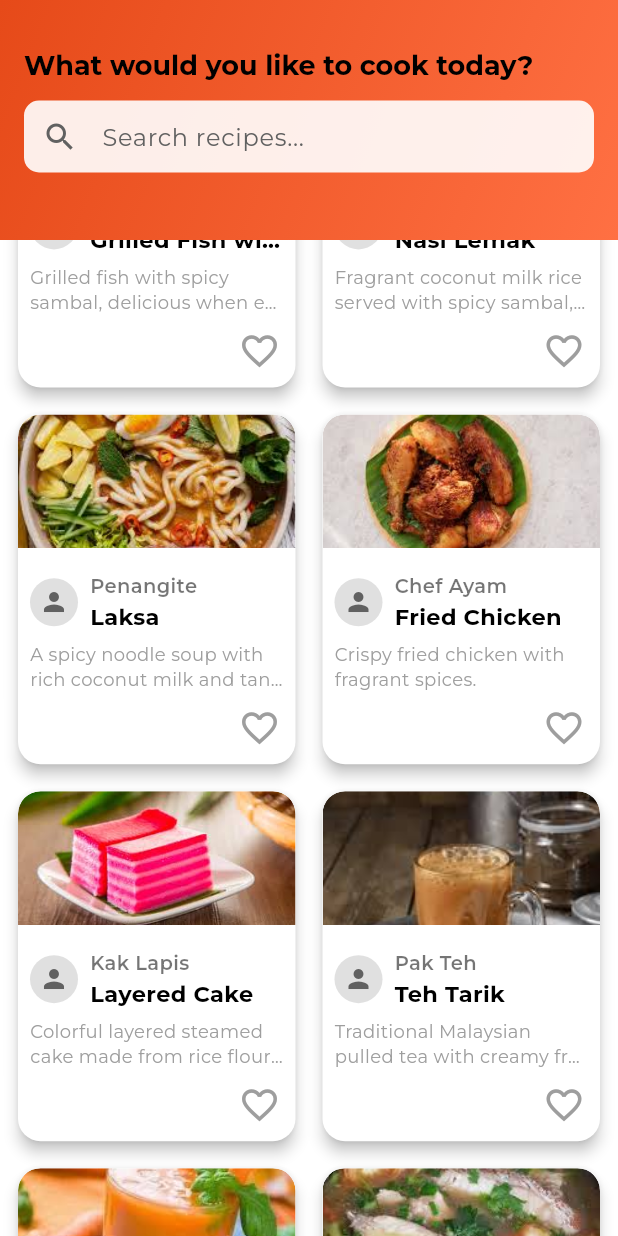
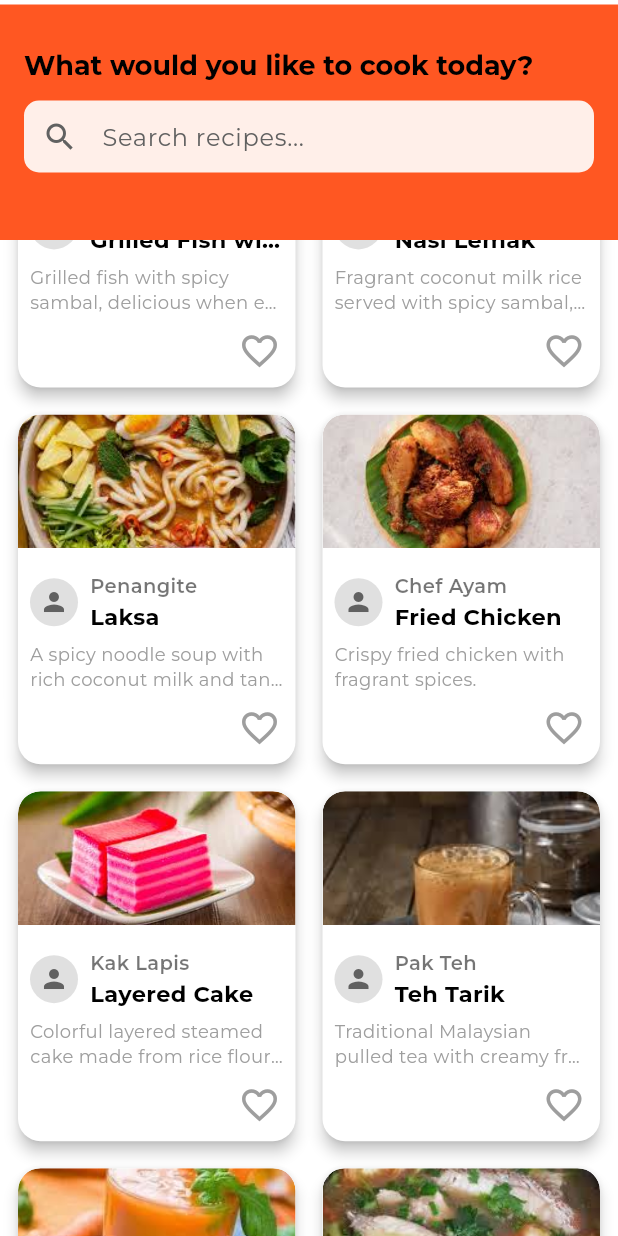
Before and after one commit to camy0330/Dappr, a Flutter app: the RecipeListPage screen opened directly, scrolled down 1152 dp, on a phone screen of 412 x 824 dp. Run offline on Flutter 3.47's test engine with Material 3 defaults, Android fonts, the phone set to English and light mode, and no system bars; our stand-ins replace audioplayers, logger, lottie, shared_preferences, table_calendar; accounts and stored records are empty.

Commit message:
Update recipe_list_page.dart

```diff
--- a/lib/pages/recipe_list_page.dart
+++ b/lib/pages/recipe_list_page.dart
@@ -73,20 +73,18 @@ class _RecipeListPageState extends State<RecipeListPage> {
           // Header with search
           Container(
             height: 160,
+            color: Colors.deepOrange, // Ganti ke warna solid tanpa gradient
             child: Stack(
               children: [
-                // Gradient background
-                Container(
-                  height: 160,
-                  decoration: BoxDecoration(
-                    gradient: LinearGradient(
-                      colors: [
-                        Colors.deepOrange.shade700,
-                        Colors.deepOrange.shade400,
-                      ],
-                      begin: Alignment.topLeft,
-                      end: Alignment.bottomRight,
-                    ),
+                // Hapus gradient background, gunakan warna solid
+                // Garis putih di bawah AppBar
+                Positioned(
+                  top: 0,
+                  left: 0,
+                  right: 0,
+                  child: Container(
+                    height: 3,
+                    color: Colors.white,
                   ),
                 ),
                 // Header content
@@ -146,8 +144,8 @@ class _RecipeListPageState extends State<RecipeListPage> {
                   )
                 : GridView.builder(
                     padding: const EdgeInsets.all(8.0),
-                    gridDelegate: const SliverGridDelegateWithFixedCrossAxisCount(
-                      crossAxisCount: 2,
+                    gridDelegate: SliverGridDelegateWithFixedCrossAxisCount(
+                      crossAxisCount: MediaQuery.of(context).size.width < 600 ? 2 : 3, // Responsive: 2 for phone, 3 for tablet/desktop
                       crossAxisSpacing: 10.0,
                       mainAxisSpacing: 10.0,
                       childAspectRatio: 0.8,
```
